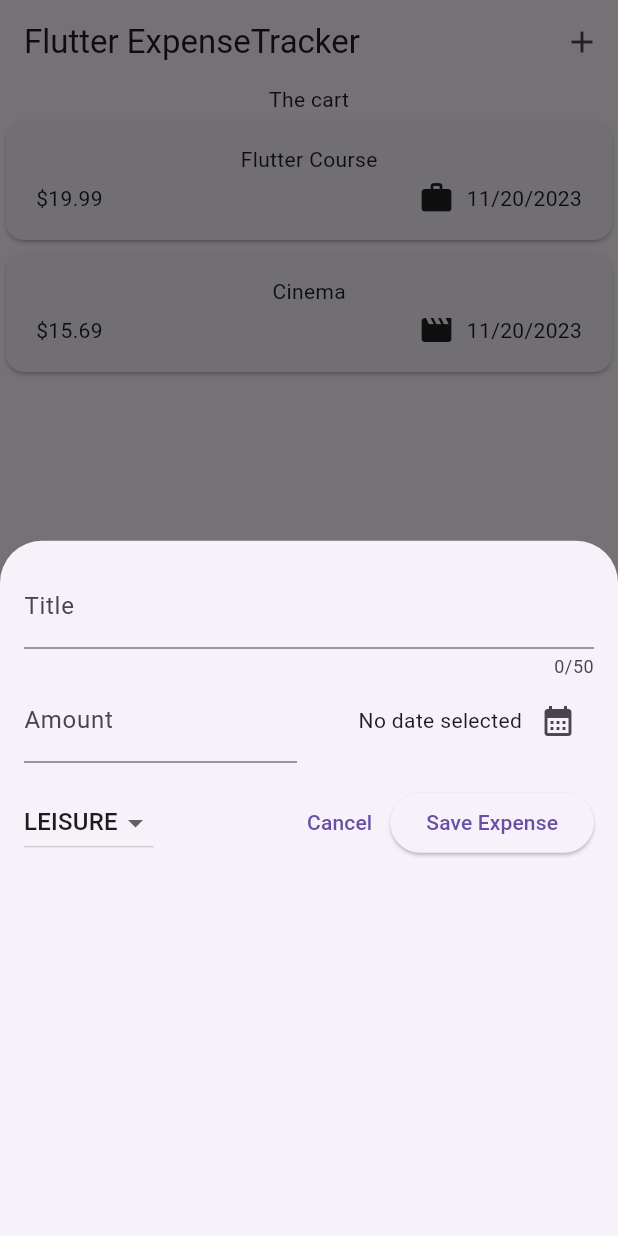
After one commit to marcodomenicano/expense_tracker_flutter, a Flutter app: the screen it shows after launch, after a tap on the "add" icon, on a phone screen of 412 x 824 dp. The commit adds this screen. Run offline on Flutter 3.47's test engine with Material 2 defaults, Android fonts, the phone set to English and light mode, and no system bars.

Commit message:
Lecture 116

```diff
--- a/lib/main.dart
+++ b/lib/main.dart
@@ -4,7 +4,8 @@ import 'package:expense_tracker/widgets/expenses.dart';
 
 void main() {
   runApp(
-    const MaterialApp(
+    MaterialApp(
+      theme: ThemeData(useMaterial3: true),
       home: Expenses(),
     ),
   );
--- a/lib/widgets/expenses.dart
+++ b/lib/widgets/expenses.dart
@@ -1,5 +1,6 @@
 import 'package:expense_tracker/widgets/expenses_list/expenses_list.dart';
 import 'package:expense_tracker/models/expense.dart';
+import 'package:expense_tracker/widgets/new_expense.dart';
 import 'package:flutter/material.dart';
 
 class Expenses extends StatefulWidget {
@@ -24,9 +25,22 @@ class _ExpensesState extends State<Expenses> {
         date: DateTime.now(),
         category: Category.leisure),
   ];
+
+  void _openAddExpenseOverlay() {
+    showModalBottomSheet(
+        context: context, builder: (ctx) => const NewExpense());
+  }
+
   @override
   Widget build(BuildContext context) {
     return Scaffold(
+      appBar: AppBar(
+        actions: [
+          IconButton(
+              onPressed: _openAddExpenseOverlay, icon: const Icon(Icons.add))
+        ],
+        title: const Text('Flutter ExpenseTracker'),
+      ),
       body: Column(
         children: [
           const Text('The cart'),
--- /dev/null
+++ b/lib/widgets/new_expense.dart
@@ -0,0 +1,129 @@
+import 'package:flutter/material.dart';
+import 'package:expense_tracker/models/expense.dart';
+
+class NewExpense extends StatefulWidget {
+  const NewExpense({super.key});
+  @override
+  State<NewExpense> createState() {
+    return _NewExpenseState();
+  }
+}
+
+class _NewExpenseState extends State<NewExpense> {
+  final _titleController = TextEditingController();
+  final _amountController = TextEditingController();
+  DateTime? _selectedDate;
+  Category _selectedCategory = Category.leisure;
+
+  void _presentDatePicker() async {
+    final now = DateTime.now();
+    final firstDate = DateTime(now.year - 1, now.month, now.day);
+    final pickedDate = await showDatePicker(
+        context: context,
+        initialDate: now,
+        firstDate: firstDate,
+        lastDate: now);
+
+    setState(() {
+      _selectedDate = pickedDate;
+    });
+  }
+
+  @override
+  void dispose() {
+    _titleController.dispose();
+    _amountController.dispose();
+    super.dispose();
+  }
+
+  @override
+  Widget build(BuildContext context) {
+    return Padding(
+      padding: const EdgeInsets.all(16),
+      child: Column(
+        children: [
+          TextField(
+            controller: _titleController,
+            maxLength: 50,
+            decoration: const InputDecoration(
+              label: Text('Title'),
+            ),
+          ),
+          Row(
+            children: [
+              Expanded(
+                child: TextField(
+                  keyboardType: TextInputType.number,
+                  controller: _amountController,
+                  decoration: const InputDecoration(
+                    prefixText: '\$ ',
+                    label: Text('Amount'),
+                  ),
+                ),
+              ),
+              const SizedBox(
+                width: 16,
+              ),
+              Expanded(
+                child: Row(
+                  mainAxisAlignment: MainAxisAlignment.end,
+                  crossAxisAlignment: CrossAxisAlignment.center,
+                  children: [
+                    Text(
+                      _selectedDate == null
+                          ? 'No date selected'
+                          : formatter.format(_selectedDate!),
+                    ),
+                    IconButton(
+                        onPressed: _presentDatePicker,
+                        icon: const Icon(Icons.calendar_month))
+                  ],
+                ),
+              ),
+            ],
+          ),
+          const SizedBox(
+            height: 16,
+          ),
+          Row(
+            children: [
+              DropdownButton(
+                  value: _selectedCategory,
+                  items: Category.values
+                      .map(
+                        (category) => DropdownMenuItem(
+                          value: category,
+                          child: Text(
+                            category.name.toUpperCase(),
+                          ),
+                        ),
+                      )
+                      .toList(),
+                  onChanged: (value) {
+                    if (value == null) {
+                      return;
+                    }
+                    setState(() {
+                      _selectedCategory = value;
+                    });
+                  }),
+              Spacer(),
+              TextButton(
+                  onPressed: () {
+                    Navigator.pop(context);
+                  },
+                  child: const Text('Cancel')),
+              ElevatedButton(
+                onPressed: () {
+                  print(_titleController.text);
+                  print(_amountController.text);
+                },
+                child: Text('Save Expense'),
+              ),
+            ],
+          )
+        ],
+      ),
+    );
+  }
+}
```
